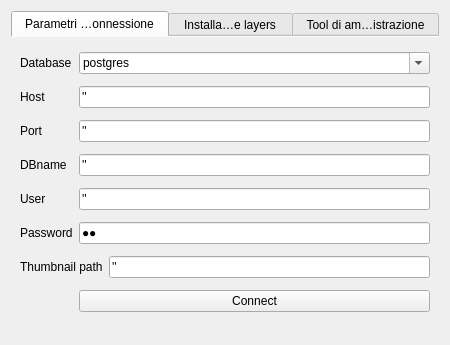
This is pyarchinit/modules/gui/Ui_pyarchinitConfig.ui in pyarchinit/pyarchinit_218 as Qt 5 draws it before an edit. The edited form follows.
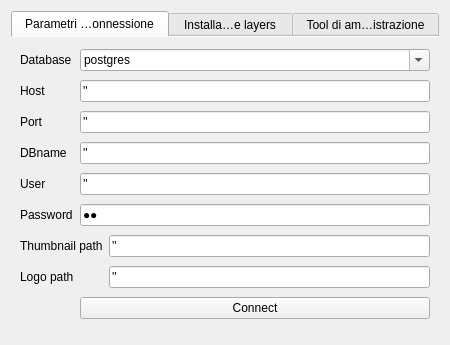
This is the edited form. Icons and pictures are not drawn.

Commit message:
aggiunta di campo logo path exp
aggiunta di campo logo path exp

The edit to the form file:
```diff
--- a/pyarchinit/modules/gui/Ui_pyarchinitConfig.ui
+++ b/pyarchinit/modules/gui/Ui_pyarchinitConfig.ui
@@ -232,7 +232,7 @@
          </property>
         </widget>
        </item>
-       <item row="7" column="1" colspan="2">
+       <item row="9" column="1" colspan="2">
         <widget class="QPushButton" name="pushButton_save">
          <property name="focusPolicy">
           <enum>Qt::NoFocus</enum>
@@ -248,6 +248,20 @@
          </property>
         </widget>
        </item>
+       <item row="7" column="2">
+        <widget class="QLineEdit" name="lineEdit_Logo_path">
+         <property name="text">
+          <string>''</string>
+         </property>
+        </widget>
+       </item>
+       <item row="7" column="0">
+        <widget class="QLabel" name="label_16">
+         <property name="text">
+          <string>Logo path</string>
+         </property>
+        </widget>
+       </item>
       </layout>
      </widget>
      <widget class="QWidget" name="tab_2">
```
Left out of the diff: 2 changed lines with no effect on the pictures.
